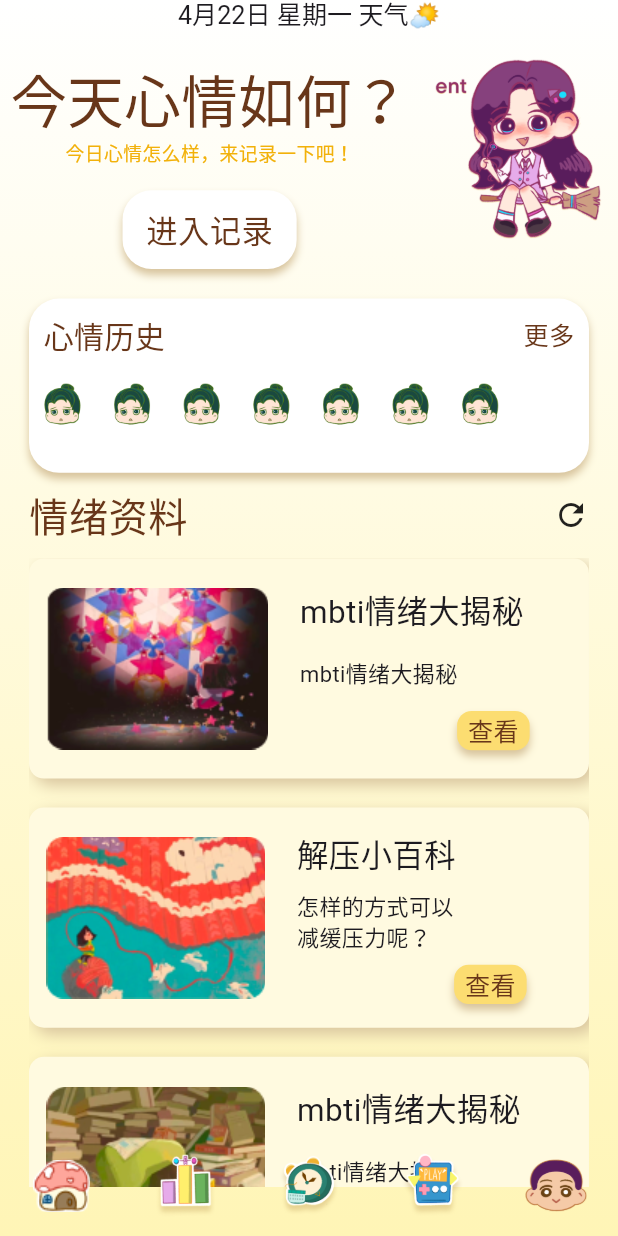
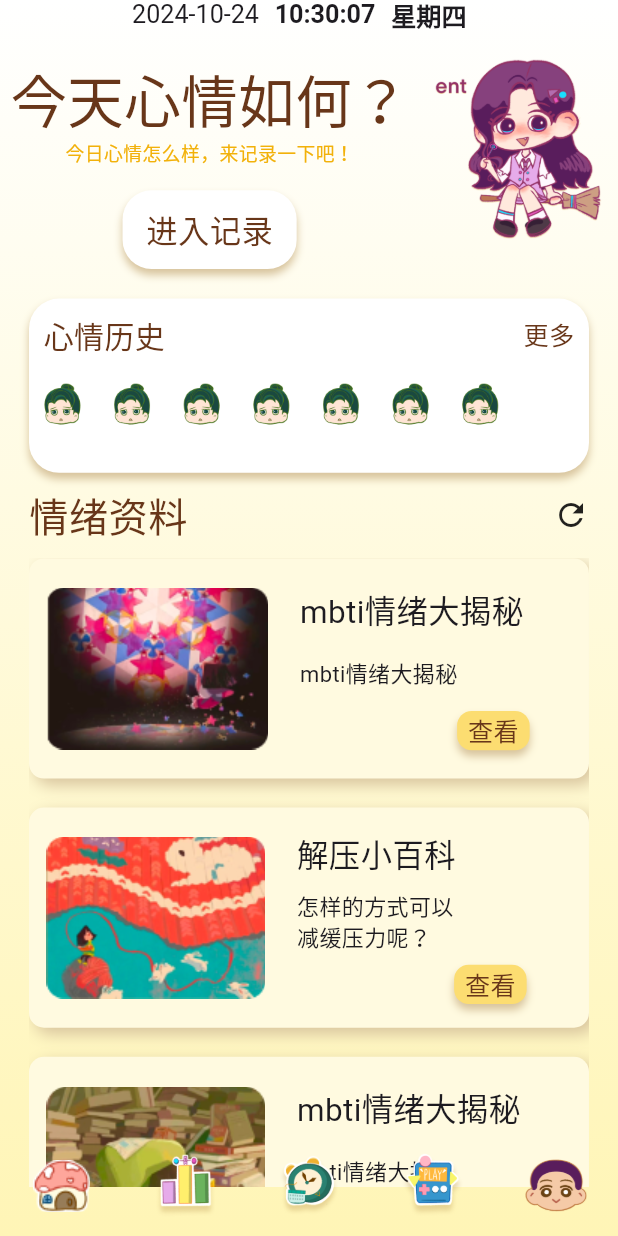
Before and after one commit to Jarvis636431/Emotion, a Flutter app: the screen it shows after launch, on a phone screen of 412 x 824 dp. Run offline on Flutter 3.47's test engine with Material 3 defaults, Android fonts, the phone set to English and light mode, and no system bars; our stand-ins replace audioplayers, flutter_screenutil, shared_preferences; missing offline and left inert: flutter_floating_bottom_bar; Roboto replaces fonts that are missing (LanSong).

Commit message:
[fea] 实现了实时显示日期

```diff
--- a/lib/screens/start_page.dart
+++ b/lib/screens/start_page.dart
@@ -2,6 +2,7 @@ import 'package:flutter/material.dart';
 import 'package:flutter_screenutil/flutter_screenutil.dart';
 
 import 'package:emotion/widgets/informationCard.dart';
+import 'package:emotion/widgets/time_display.dart';
 
 import 'package:emotion/utils/ColorUtils.dart';
 
@@ -35,13 +36,7 @@ class StartPage extends StatelessWidget {
                   MaterialPageRoute(
                       builder: (context) => const SplashPage1()));
             },
-            child: Text(
-              '4月22日 星期一 天气🌤',
-              ///TODO：实现动态获取日期天气
-              style: TextStyle(
-                fontSize: 16.sp,
-              ),
-            ),
+            child: TimeDateDisplay(),
           ),
           centerTitle: true,
           toolbarHeight: 20.h,
--- /dev/null
+++ b/lib/widgets/time_display.dart
@@ -0,0 +1,76 @@
+import 'dart:async';
+import 'package:flutter/material.dart';
+import 'package:flutter_screenutil/flutter_screenutil.dart';
+
+class TimeDateDisplay extends StatefulWidget {
+  @override
+  _TimeDateDisplayState createState() => _TimeDateDisplayState();
+}
+
+class _TimeDateDisplayState extends State<TimeDateDisplay> {
+  String _currentTime = '';
+  String _currentDate = '';
+  String _currentDayOfWeek = '';
+
+  @override
+  void initState() {
+    super.initState();
+    _updateTimeDate();
+    Timer.periodic(const Duration(seconds: 1), (Timer t) => _updateTimeDate());
+  }
+
+  void _updateTimeDate() {
+    final now = DateTime.now();
+    setState(() {
+      _currentTime = now.toLocal().toString().split(' ')[1].split('.')[0];
+      _currentDate = '${now.year}-${now.month}-${now.day}';
+      _currentDayOfWeek = _getDayOfWeek(now.weekday);
+    });
+  }
+
+  String _getDayOfWeek(int day) {
+    switch (day) {
+      case 1:
+        return '星期一';
+      case 2:
+        return '星期二';
+      case 3:
+        return '星期三';
+      case 4:
+        return '星期四';
+      case 5:
+        return '星期五';
+      case 6:
+        return '星期六';
+      case 7:
+        return '星期日';
+      default:
+        return '';
+    }
+  }
+
+  @override
+  Widget build(BuildContext context) {
+    return Container(
+      width: 225.w,
+      child: Row(
+        children: [
+          Text(
+            _currentDate,
+            style: TextStyle(fontSize: 16.sp),
+          ),
+          SizedBox(width: 10.w),
+          Text(
+            _currentTime,
+            style: TextStyle(fontSize: 16.sp, fontWeight: FontWeight.bold),
+          ),
+          SizedBox(width: 10.w),
+          Text(
+            _currentDayOfWeek,
+            style: TextStyle(fontSize: 16.sp, fontWeight: FontWeight.bold),
+          ),
+        ],
+      ),
+    );
+  }
+}
```
